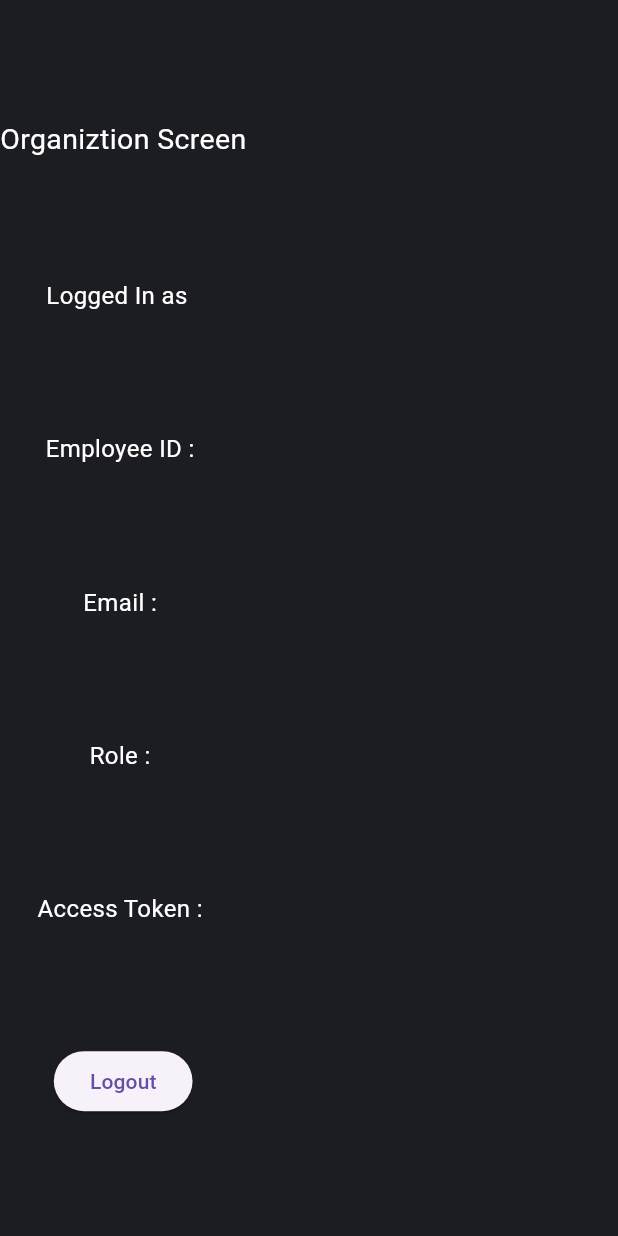
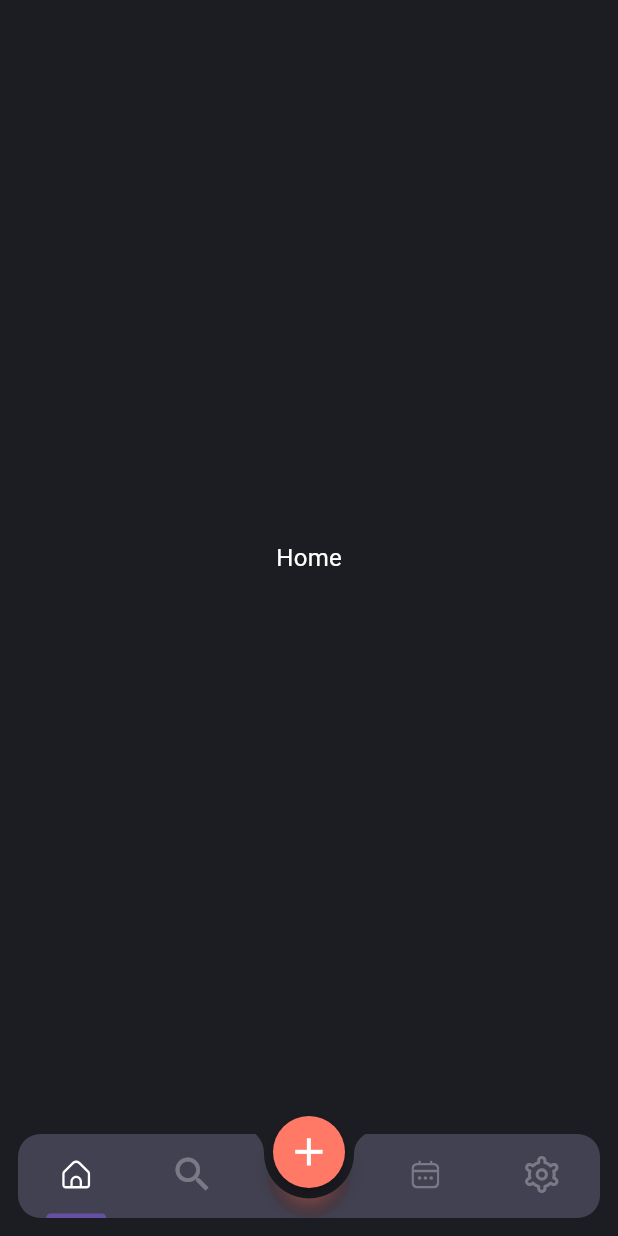
Before and after one commit to VIDYA1980/hostel-app, a Flutter app: the OrganizationHomeScreen screen opened by its route, on a phone screen of 412 x 824 dp. Run offline on Flutter 3.47's test engine with Material 3 defaults, Android fonts, the phone set to English and light mode, and no system bars; our stand-ins replace flutter_secure_storage, flutter_svg, image_picker; accounts and stored records are empty; Roboto replaces fonts that are missing (Times New Roman); project files that could hold a hidden picture were left out.

Commit message:
complete nav bar

```diff
--- a/Hostel_App/app/lib/Screens/Organization/org_home_screen.dart
+++ b/Hostel_App/app/lib/Screens/Organization/org_home_screen.dart
@@ -1,19 +1,75 @@
 import 'package:app/models/user.dart';
 import 'package:app/services/auth_service.dart';
+import 'package:app/widgets/bottom_nav_bar.dart';
 import 'package:flutter/material.dart';
 import 'package:provider/provider.dart';
 
-class OrganizationHomeScreen extends StatelessWidget {
+class OrganizationHomeScreen extends StatefulWidget {
   const OrganizationHomeScreen({super.key});
   static const routeName = 'organizationHomeScreen';
 
   @override
+  State<OrganizationHomeScreen> createState() => _OrganizationHomeScreenState();
+}
+
+class _OrganizationHomeScreenState extends State<OrganizationHomeScreen> with SingleTickerProviderStateMixin {
+  late TabController _tabController;
+
+  @override
+  void initState() {
+    _tabController = TabController(length: 5, vsync: this);
+    // _tabController.addListener(() {
+    //   if (_tabController.indexIsChanging) {
+    //     _tabController.index = 2;
+    //     _tabController.index = _tabController.previousIndex;
+    //   }
+    // });
+    super.initState();
+  }
+
+  @override
+  Widget build(BuildContext context) {
+    return Scaffold(
+      extendBody: true,
+      body: Stack(
+        children: [
+          SizedBox(
+            width: double.infinity,
+            child: Column(
+              children: [
+                Expanded(
+                  child: TabBarView(
+                    physics: const NeverScrollableScrollPhysics(),
+                    controller: _tabController,
+                    children: const [
+                      Center(child: Text("Home")),
+                      Center(child: Text("Reports")),
+                      SizedBox(),
+                      Center(child: Text("Calender")),
+                      OrganizationHomePage(),
+                    ],
+                  ),
+                ),
+                const SizedBox(height: kBottomNavigationBarHeight + 24) //Navbar height + margin on top and bottom
+              ],
+            ),
+          ),
+          CustomNavBar(tabController: _tabController)
+        ],
+      ),
+    );
+  }
+}
+
+class OrganizationHomePage extends StatelessWidget {
+  const OrganizationHomePage({super.key});
+
+  @override
   Widget build(BuildContext context) {
     User userData = Provider.of<AuthService>(context).getUserData;
-
-    return Scaffold(
-      body: Column(
+    return Column(
       mainAxisAlignment: MainAxisAlignment.spaceEvenly,
+      mainAxisSize: MainAxisSize.min,
       children: [
         const Text("Organiztion Screen", style: TextStyle(fontSize: 19)),
         Text("Logged In as ${userData.firstName} ${userData.lastName}"),
@@ -29,9 +85,9 @@ class OrganizationHomeScreen extends StatelessWidget {
             Navigator.of(context).pushNamedAndRemoveUntil("/home", (route) => false);
           },
           child: const Text("Logout"),
-          )
+        ),
+        const SizedBox(height: 50)
       ],
-      ),
     );
   }
 }
--- a/Hostel_App/app/lib/constants.dart
+++ b/Hostel_App/app/lib/constants.dart
@@ -3,4 +3,6 @@ import 'package:flutter/material.dart';
 final GlobalKey<NavigatorState> navigatorKey = GlobalKey<NavigatorState>();
 const genericErrorMessage = "There was an error. Please Try again later.!";
 
-const kprimaryColor = Color.fromARGB(255, 28, 28, 35);
+const kprimaryColor = Color(0xff1C1C23);
+
+const Map<String, String> svgPaths = {"home": "Home"};
--- a/Hostel_App/app/lib/router.dart
+++ b/Hostel_App/app/lib/router.dart
@@ -34,10 +34,6 @@ class Routers {
   }
 
   static MaterialPageRoute routeScreen(Widget screen) {
-    return MaterialPageRoute(
-      builder: (context) {
-        return screen;
-      },
-    );
+    return MaterialPageRoute(builder: (context) => screen);
   }
 }
--- a/Hostel_App/app/lib/services/api_service.dart
+++ b/Hostel_App/app/lib/services/api_service.dart
@@ -7,7 +7,7 @@ import 'package:http/http.dart' as http;
 enum HttpMethod { get, post, put, delete }
 
 class ApiService {
-  static const apiBaseUrl = "http://192.168.197.96:8000/api";
+  static const apiBaseUrl = "http://192.168.16.96:8000/api";
 
   static Future<http.Response?> makeRequest({
     required String endpoint,
--- /dev/null
+++ b/Hostel_App/app/lib/utilities/nav_bar_item.dart
@@ -0,0 +1,25 @@
+import 'package:flutter/material.dart';
+import 'package:flutter_svg/flutter_svg.dart';
+
+class NavBarItem extends StatelessWidget {
+  const NavBarItem({super.key, required this.selected, required this.svgPath, this.icon});
+  final bool selected;
+  final String svgPath;
+  final IconData? icon;
+
+  @override
+  Widget build(BuildContext context) {
+    Color color = selected ? Colors.white : Colors.white70.withOpacity(0.3);
+    return Tab(
+      child: SizedBox(
+        width: 40,
+        child: icon != null
+            ? Icon(icon, size: 30, color: color, weight: 0.3)
+            : Transform.scale(
+                scale: 1.7,
+                child: SvgPicture.asset(svgPath, colorFilter: ColorFilter.mode(color, BlendMode.srcIn)),
+              ),
+      ),
+    );
+  }
+}
--- /dev/null
+++ b/Hostel_App/app/lib/widgets/bottom_nav_bar.dart
@@ -0,0 +1,184 @@
+import 'package:app/utilities/nav_bar_item.dart';
+import 'package:flutter/material.dart';
+
+final kNavBarColor = const Color(0xff4E4E61).withOpacity(0.75);
+const kPrimaryButtonColor = Color(0xffFF7966);
+
+class CustomNavBar extends StatelessWidget {
+  const CustomNavBar({super.key, required this.tabController});
+  final TabController tabController;
+
+  @override
+  Widget build(BuildContext context) {
+    Size size = MediaQuery.of(context).size;
+    return Positioned(
+      bottom: 0,
+      left: 0,
+      child: SizedBox(
+        width: size.width,
+        height: 80,
+        child: Stack(
+          children: [
+            const ClippedBar(),
+            NavButtons(tabController: tabController),
+            const CustomFloatingActionButton(),
+          ],
+        ),
+      ),
+    );
+  }
+}
+
+class CustomFloatingActionButton extends StatelessWidget {
+  const CustomFloatingActionButton({
+    super.key,
+  });
+
+  @override
+  Widget build(BuildContext context) {
+    return Center(
+      heightFactor: 1,
+      child: Container(
+        height: 48,
+        width: 48,
+        decoration: const BoxDecoration(shape: BoxShape.circle),
+        child: FittedBox(
+            child: FloatingActionButton(
+          onPressed: () {},
+          shape: const CircleBorder(),
+          backgroundColor: kPrimaryButtonColor,
+          child: Transform.scale(scale: 1.5, child: const Icon(Icons.add, color: Colors.white, grade: 5)),
+        )),
+      ),
+    );
+  }
+}
+
+class NavButtons extends StatefulWidget {
+  const NavButtons({super.key, required this.tabController});
+  final TabController tabController;
+
+  @override
+  State<NavButtons> createState() => _NavButtonsState();
+}
+
+class _NavButtonsState extends State<NavButtons> {
+  late final TabController _tabController = widget.tabController;
+  int _selectedTabIndex = 0;
+
+  void onTabBarTap(int index) {
+    if (index != 2) return setState(() => _selectedTabIndex = index);
+    return setState(() => _tabController.index = _tabController.previousIndex);
+  }
+
+  @override
+  Widget build(BuildContext context) {
+    Size size = MediaQuery.of(context).size;
+    return Container(
+      margin: const EdgeInsets.all(12),
+      height: 80,
+      width: size.width,
+      child: TabBar(controller: _tabController, dividerHeight: 0, onTap: onTabBarTap, tabs: [
+        NavBarItem(selected: _selectedTabIndex == 0, svgPath: "assets/svg/nav/Home.svg"),
+        NavBarItem(selected: _selectedTabIndex == 1, svgPath: "", icon: Icons.search_sharp),
+        AbsorbPointer(child: SizedBox(width: size.width * 0.1, height: 80)),
+        NavBarItem(selected: _selectedTabIndex == 3, svgPath: "assets/svg/nav/Calendar.svg"),
+        NavBarItem(selected: _selectedTabIndex == 4, svgPath: "assets/svg/nav/Cards.svg"),
+      ]),
+    );
+  }
+}
+
+class ClippedBar extends StatelessWidget {
+  const ClippedBar({super.key});
+
+  @override
+  Widget build(BuildContext context) {
+    return ClipPath(
+      clipper: Clipper(diameter: 60),
+      child: Container(
+        margin: const EdgeInsets.all(12),
+        height: 80,
+        decoration: BoxDecoration(
+          color: kNavBarColor,
+          borderRadius: const BorderRadius.horizontal(left: Radius.circular(15), right: Radius.circular(15)),
+        ),
+        child: Row(
+          mainAxisAlignment: MainAxisAlignment.spaceEvenly,
+          children: [
+            const SizedBox(width: 10, height: 80),
+            const SizedBox(width: 10, height: 80),
+            ShaderMask(
+              shaderCallback: (Rect rect) {
+                return RadialGradient(
+                  colors: [
+                    const Color(0xffFF7F37).withOpacity(0.5),
+                    kPrimaryButtonColor.withOpacity(0.3),
+                    Colors.transparent,
+                  ],
+                ).createShader(rect);
+              },
+              blendMode: BlendMode.color,
+              child: Container(
+                width: 80,
+                height: 80,
+                foregroundDecoration: BoxDecoration(
+                  shape: BoxShape.circle,
+                  gradient: RadialGradient(
+                    radius: 0.9,
+                    // radius: 0.4,
+                    // center: Alignment.center,
+                    // focal: Alignment.bottomCenter,
+                    tileMode: TileMode.clamp,
+                    stops: const [0, 0, 0.9],
+                    colors: [
+                      const Color(0xffFF7F37).withOpacity(0.5),
+                      kPrimaryButtonColor.withOpacity(0.5),
+                      Colors.transparent
+                    ],
+                  ),
+                ),
+              ),
+            ),
+            const SizedBox(width: 10, height: 80),
+            const SizedBox(width: 10, height: 80),
+          ],
+        ),
+      ),
+    );
+  }
+}
+
+class Clipper extends CustomClipper<Path> {
+  final double diameter;
+  Clipper({required this.diameter});
+
+  @override
+  Path getClip(Size size) {
+    final path = Path();
+    final halfWidth = size.width / 2;
+    final radius = diameter / 2;
+
+    final double x1 = halfWidth - radius - 20 - 40;
+    final double x2 = halfWidth - radius;
+    final double x3 = halfWidth + radius;
+    final double x4 = halfWidth + radius + 20 + 40;
+
+    path.moveTo(0, 0);
+    path.lineTo(x1, 0);
+
+    path.quadraticBezierTo(x2, 0, x2, 25);
+    path.arcToPoint(Offset(x3, 25), radius: Radius.circular(radius), clockwise: false);
+    path.quadraticBezierTo(x3, 0, x4 + 20, 0);
+
+    path.lineTo(size.width, 0);
+    path.lineTo(size.width, size.height);
+    path.lineTo(0, size.height);
+    path.close();
+
+    return path;
+  }
+
+  @override
+  bool shouldReclip(covariant CustomClipper<Path> oldClipper) => true;
+}
```
Also changed, not shown: Hostel_App/app/pubspec.yaml (+50 -52 lines), Hostel_App/app/assets/svg/nav/Calendar.svg (added), Hostel_App/app/assets/svg/nav/Cards.svg (added), Hostel_App/app/assets/svg/nav/Home.svg (added), Hostel_App/app/assets/svg/nav/Plus.svg (added), Hostel_App/app/assets/svg/nav/Search.svg (added), Hostel_App/app/pubspec.lock. Lines whose indentation alone changed are shown as unchanged.
